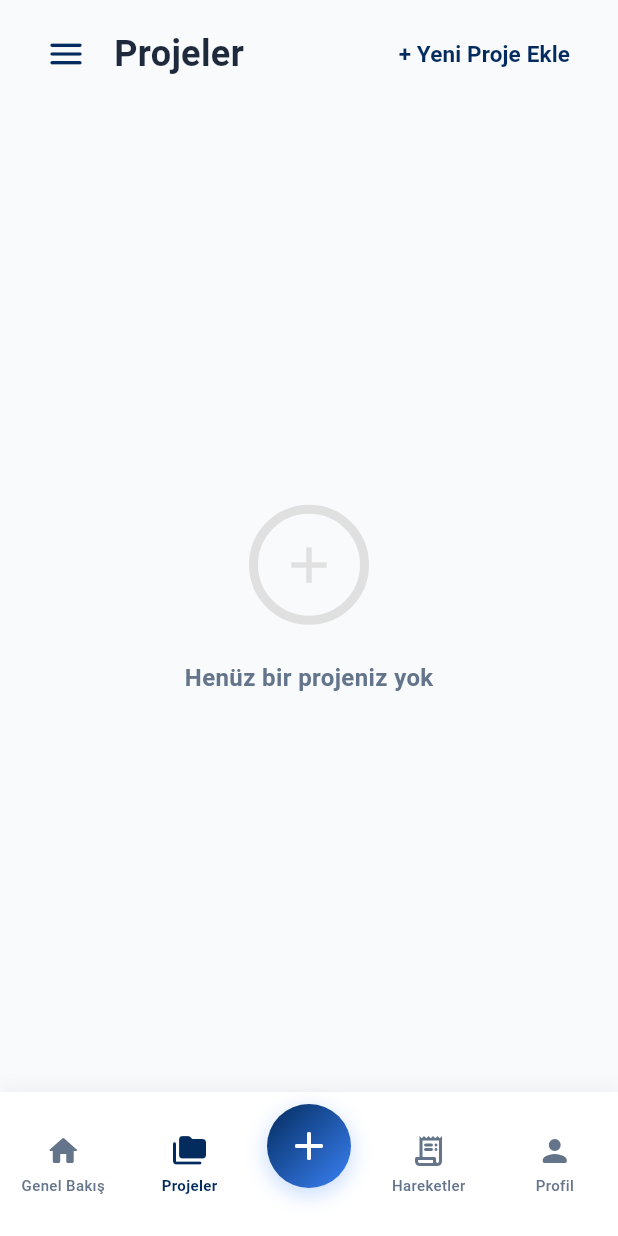
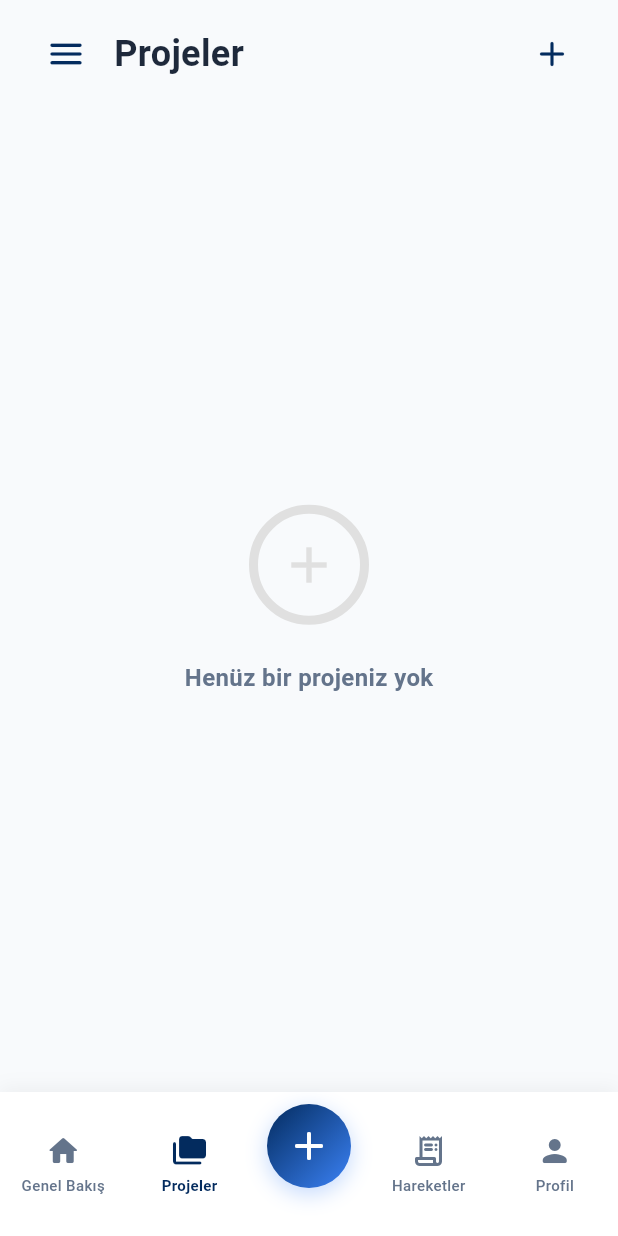
Before and after one commit to Soumat0u/Hane, a Flutter app: the MainNavigationPage screen opened directly, swiped to page 2, on a phone screen of 412 x 824 dp. Run offline on Flutter 3.47's test engine with Material 3 defaults, Android fonts, the phone set to English and light mode, and no system bars; our stand-ins replace flutter_local_notifications, flutter_secure_storage, image_picker, local_auth, printing, share_plus and 3 more; missing offline and left inert: excel; accounts and stored records are empty; network calls fail.

Commit message:
style(ui): change + Yeni Proje Ekle button to IconButton with add icon

```diff
--- a/lib/views/main_navigation_view.dart
+++ b/lib/views/main_navigation_view.dart
@@ -355,18 +355,11 @@ class _MainNavigationPageState extends State<MainNavigationPage> {
 
   /// "+ Yeni Proje Ekle" butonu (Projeler sekmesinde gösterilir).
   Widget _yeniProjeButton(BuildContext context) {
-    return TextButton(
+    return IconButton(
+      icon: Icon(Icons.add_rounded, color: context.colors.brand, size: 28),
       onPressed: () {
         Navigator.push(context, MaterialPageRoute(builder: (context) => YeniProjeView()));
       },
-      style: TextButton.styleFrom(
-        foregroundColor: context.colors.brand,
-        padding: const EdgeInsets.symmetric(horizontal: 12, vertical: 8),
-      ),
-      child: const Text(
-        '+ Yeni Proje Ekle',
-        style: TextStyle(fontSize: 15, fontWeight: FontWeight.bold),
-      ),
     );
   }
 
```
